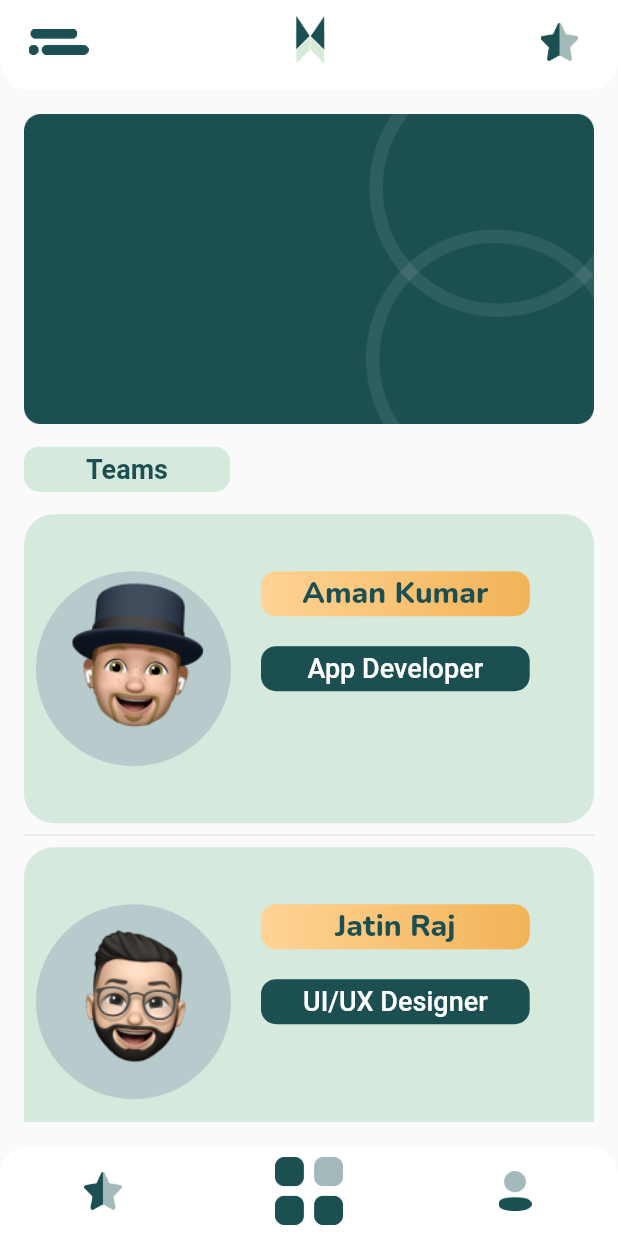
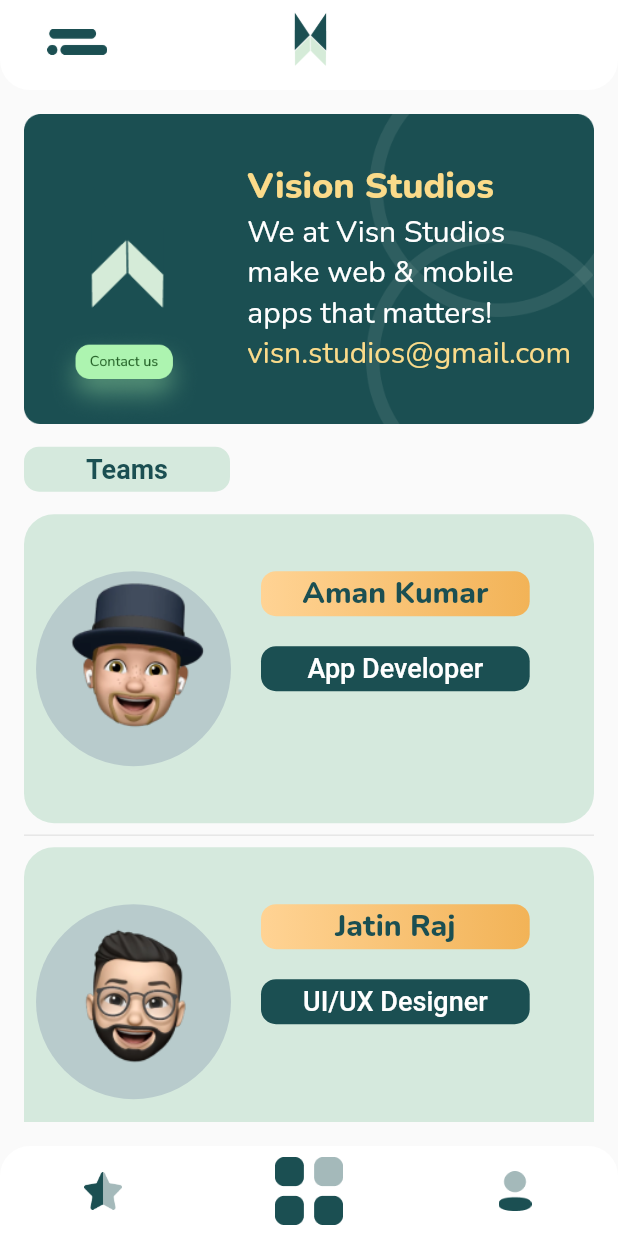
Before and after one commit to thisisamank/Mystic-Wallpaper, a Flutter app: the AboutUsScreen screen opened by its route, on a phone screen of 412 x 824 dp. Run offline on Flutter 3.47's test engine with Material 2 defaults, Android fonts, the phone set to English and light mode, and no system bars; our stand-ins replace cached_network_image, equatable, flutter_cache_manager, flutter_hooks, hooks_riverpod, permission_handler and 2 more; missing offline and left inert: admob_flutter, flutter_downloader, wallpaper_manager.

Commit message:
Bye Bye 2020

```diff
--- a/lib/config/images.dart
+++ b/lib/config/images.dart
@@ -2,6 +2,7 @@ import 'package:flutter/cupertino.dart';
 
 class ImageStore {
   static final logo = 'assets/images/icons/logo.png';
+  static final contactButton = 'assets/images/icons/contact-button.png';
   static final amanPhoto = 'assets/images/icons/aman.png';
   static final jatinPhoto = 'assets/images/icons/jatin.png';
   static final shatabdiPhoto = 'assets/images/icons/shatabdi.png';
--- a/lib/config/pallete.dart
+++ b/lib/config/pallete.dart
@@ -1,3 +1,5 @@
+import 'dart:math';
+
 import 'package:flutter/material.dart';
 
 // This file contains the color used in whole app
@@ -50,4 +52,24 @@ class Pallete {
     Color(0xFFC3E4EA),
     Color(0xFF92E9F9),
   ];
+
+  static const colorsForCard = [
+    Colors.green,
+    Colors.yellow,
+    Colors.orange,
+    Colors.red,
+    Colors.amber,
+    Colors.blue,
+    Colors.lightBlue,
+    Colors.redAccent,
+    Colors.greenAccent,
+    Colors.teal,
+    Colors.cyan
+  ];
+
+  static Color getRandomColor() {
+    int random = Random().nextInt(colorsForCard.length);
+    //print("getRandomColor() called $random");
+    return colorsForCard[random];
+  }
 }
--- a/lib/main.dart
+++ b/lib/main.dart
@@ -37,7 +37,7 @@ class MyApp extends StatelessWidget {
         appBar: MainAppBar(),
         drawer: AppDrawer(),
         bottomNavigationBar: BottomNavBar(
-          leftButtonRoute: BookkarkScreen.route,
+          leftButtonRoute: BookmarkScreen.route,
           rightButtonRoute: AboutUsScreen.route,
           centerButtonRoute: CategoryScreen.route,
         ),
--- a/lib/routes/routes.dart
+++ b/lib/routes/routes.dart
@@ -5,6 +5,6 @@ import 'package:mystic_wallpaper/screens/category/category_screen.dart';
 
 final Map<String, WidgetBuilder> routes = {
   CategoryScreen.route: (context) => CategoryScreen(),
-  BookkarkScreen.route: (context) => BookkarkScreen(),
+  BookmarkScreen.route: (context) => BookmarkScreen(),
   AboutUsScreen.route: (context) => AboutUsScreen()
 };
--- a/lib/screens/about_us/about_us_body.dart
+++ b/lib/screens/about_us/about_us_body.dart
@@ -1,4 +1,6 @@
 import 'package:flutter/material.dart';
+import 'package:url_launcher/url_launcher.dart' as launcher;
+
 import 'package:mystic_wallpaper/config/config.dart';
 import 'package:mystic_wallpaper/config/images.dart';
 import 'package:mystic_wallpaper/models/team.dart';
@@ -6,6 +8,8 @@ import 'package:mystic_wallpaper/models/team.dart';
 class AboutUsBody extends StatelessWidget {
   @override
   Widget build(BuildContext context) {
+    final mailUri = Uri(scheme: 'mailto', path: 'visn.studios@gmail.com');
+
     final height = MediaQuery.of(context).size.height;
     final width = MediaQuery.of(context).size.width;
     final teamData = Team.teamList;
@@ -16,7 +20,70 @@ class AboutUsBody extends StatelessWidget {
           mainAxisAlignment: MainAxisAlignment.spaceAround,
           crossAxisAlignment: CrossAxisAlignment.start,
           children: [
-            Image.asset(ImageStore.backgroundForTeam),
+            Stack(
+              children: [
+                Image.asset(ImageStore.backgroundForTeam),
+                Row(
+                  mainAxisAlignment: MainAxisAlignment.spaceAround,
+                  children: [
+                    Column(
+                      children: [
+                        SizedBox(
+                          height: height / 20,
+                        ),
+                        RawMaterialButton(
+                          onPressed: () {},
+                          child: Image.asset(
+                            ImageStore.logo,
+                            width: width / 4,
+                          ),
+                        ),
+                        RawMaterialButton(
+                          onPressed: () {
+                            launcher.launch(mailUri.toString());
+                          },
+                          child: Image.asset(
+                            ImageStore.contactButton,
+                            width: width / 4,
+                          ),
+                        ),
+                      ],
+                    ),
+                    Column(
+                      mainAxisAlignment: MainAxisAlignment.spaceEvenly,
+                      crossAxisAlignment: CrossAxisAlignment.start,
+                      children: [
+                        Text(
+                          "Vision Studios",
+                          style: TextStyle(
+                            fontFamily: 'Nunito',
+                            fontSize: 24,
+                            fontWeight: FontWeight.bold,
+                            color: Pallete.kBrahmaGradientColor[1],
+                          ),
+                        ),
+                        Text(
+                          "We at Visn Studios\nmake web & mobile \napps that matters!",
+                          style: TextStyle(
+                            fontFamily: 'Nunito',
+                            fontSize: 20,
+                            color: Colors.white,
+                          ),
+                        ),
+                        Text(
+                          "visn.studios@gmail.com",
+                          style: TextStyle(
+                            fontFamily: 'Nunito',
+                            fontSize: 20,
+                            color: Pallete.kBrahmaGradientColor[1],
+                          ),
+                        ),
+                      ],
+                    ),
+                  ],
+                )
+              ],
+            ),
             SizedBox(
               height: 15,
             ),
--- a/lib/screens/about_us/about_us_screen.dart
+++ b/lib/screens/about_us/about_us_screen.dart
@@ -7,10 +7,13 @@ import 'about_us_body.dart';
 
 class AboutUsScreen extends StatelessWidget {
   static final route = '/about';
+
   @override
   Widget build(BuildContext context) {
     return Scaffold(
-      appBar: MainAppBar(),
+      appBar: MainAppBar(
+        routeName: '/',
+      ),
       drawer: AppDrawer(),
       body: AboutUsBody(),
       bottomNavigationBar: BottomNavBar(
--- a/lib/screens/category/category_screen.dart
+++ b/lib/screens/category/category_screen.dart
@@ -18,7 +18,7 @@ class CategoryScreen extends StatelessWidget {
       backgroundColor: Pallete.kSidebarCardColor,
       body: CategoryList(),
       bottomNavigationBar: BottomNavBar(
-        leftButtonRoute: BookkarkScreen.route,
+        leftButtonRoute: BookmarkScreen.route,
         rightButtonRoute: AboutUsScreen.route,
       ),
     );
--- a/lib/screens/global_widgets/main_app_bar.dart
+++ b/lib/screens/global_widgets/main_app_bar.dart
@@ -2,8 +2,12 @@ import 'package:flutter/material.dart';
 import 'package:mystic_wallpaper/config/config.dart';
 
 class MainAppBar extends StatelessWidget with PreferredSizeWidget {
+  var routeName;
+  MainAppBar({this.routeName});
+
   @override
   Widget build(BuildContext context) {
+    final width = MediaQuery.of(context).size.width;
     return AppBar(
       shape: RoundedRectangleBorder(
         borderRadius: BorderRadius.vertical(
@@ -11,12 +15,9 @@ class MainAppBar extends StatelessWidget with PreferredSizeWidget {
         ),
       ),
       automaticallyImplyLeading: false,
-      titleSpacing: -5,
-      title: Row(
-        mainAxisAlignment: MainAxisAlignment.spaceBetween,
-        crossAxisAlignment: CrossAxisAlignment.center,
-        children: [
-          RawMaterialButton(
+      leadingWidth: width / 4,
+      centerTitle: true,
+      leading: RawMaterialButton(
         onPressed: () {
           Scaffold.of(context).openDrawer();
         },
@@ -25,20 +26,17 @@ class MainAppBar extends StatelessWidget with PreferredSizeWidget {
           width: 40,
         ),
       ),
-          Image.asset(
-            ImageStore.logo,
-            width: 40,
-          ),
-          RawMaterialButton(
+      title: RawMaterialButton(
         onPressed: () {
-              Navigator.pushNamed(context, '/bookmark');
+          Navigator.pop(context);
+          // if (routeName != null) {
+          //   Navigator.pushNamed(context, routeName);
+          // }
         },
         child: Image.asset(
-              ImageStore.starSmall,
-              width: 25,
+          ImageStore.logo,
+          width: 45,
         ),
-          )
-        ],
       ),
     );
   }
--- a/lib/screens/home/home_screens.dart
+++ b/lib/screens/home/home_screens.dart
@@ -45,8 +45,9 @@ class HomeScreen extends HookWidget {
                         child: CircularProgressIndicator(),
                       ),
                     ),
-              error: (err, stack) => SthWentWrongError(),
-            ),
+                error: (err, stack) => Center(
+                      child: SthWentWrongError(),
+                    )),
             AdmobBanner(
                 adUnitId: adMobConstants.bannerAdId,
                 adSize: AdmobBannerSize.BANNER),
--- a/lib/screens/set_wallpaper/set_wallpaper_screen.dart
+++ b/lib/screens/set_wallpaper/set_wallpaper_screen.dart
@@ -22,8 +22,6 @@ class SetWallpaperScreen extends StatefulWidget {
 }
 
 class _SetWallpaperScreenState extends State<SetWallpaperScreen> {
-  AdMobConstants adMobConstants = AdMobConstants();
-
   @override
   Widget build(BuildContext context) {
     final uuid = Uuid();
@@ -67,9 +65,6 @@ class _SetWallpaperScreenState extends State<SetWallpaperScreen> {
               child: Column(
                 mainAxisAlignment: MainAxisAlignment.end,
                 children: [
-                  AdmobBanner(
-                      adUnitId: adMobConstants.bannerAdId,
-                      adSize: AdmobBannerSize.BANNER),
                   Row(
                     mainAxisAlignment: MainAxisAlignment.spaceBetween,
                     children: [
--- a/lib/screens/sidebar/sidebar_screen.dart
+++ b/lib/screens/sidebar/sidebar_screen.dart
@@ -25,7 +25,7 @@ class AppDrawer extends StatelessWidget {
                 width: _screenWidth * 0.32,
                 height: _screenHeight * 0.18,
                 decoration: BoxDecoration(
-                  borderRadius: BorderRadius.circular(250),
+                  borderRadius: BorderRadius.circular(2000),
                   color: Pallete.kDrawerLogo,
                 ),
                 child: Center(
--- a/pubspec.yaml
+++ b/pubspec.yaml
@@ -37,6 +37,7 @@ dependencies:
   uuid: 2.2.2
   toast: ^0.1.5
   admob_flutter: ^1.0.1
+  url_launcher: ^5.7.10
 
 
 
@@ -51,6 +52,8 @@ dependencies:
 dev_dependencies:
   flutter_test:
     sdk: flutter
+  change_app_package_name: ^0.1.2
+
 
 
 # For information on the generic Dart part of this file, see the
```
Also changed, not shown: lib/screens/bookmarked/bookmark_screen.dart (+35 -2 lines), lib/screens/global_widgets/loading.dart (+3 -21 lines), assets/images/icons/contact-button.png (added), pubspec.lock, 14 other files. Lines whose indentation alone changed are shown as unchanged.
